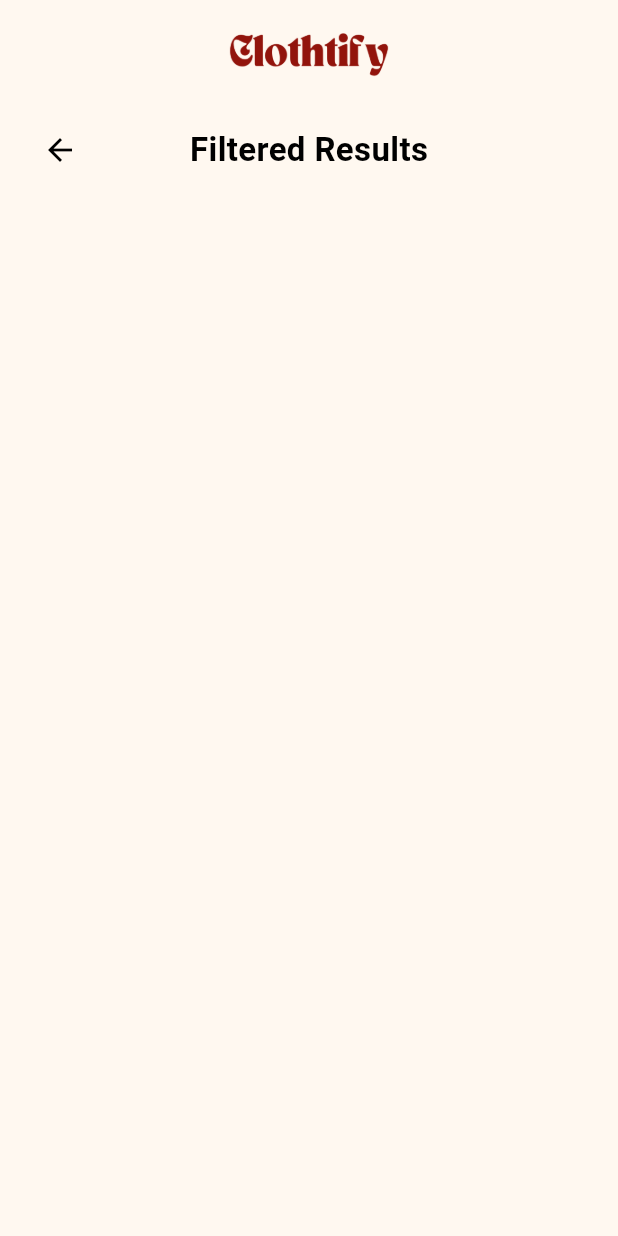
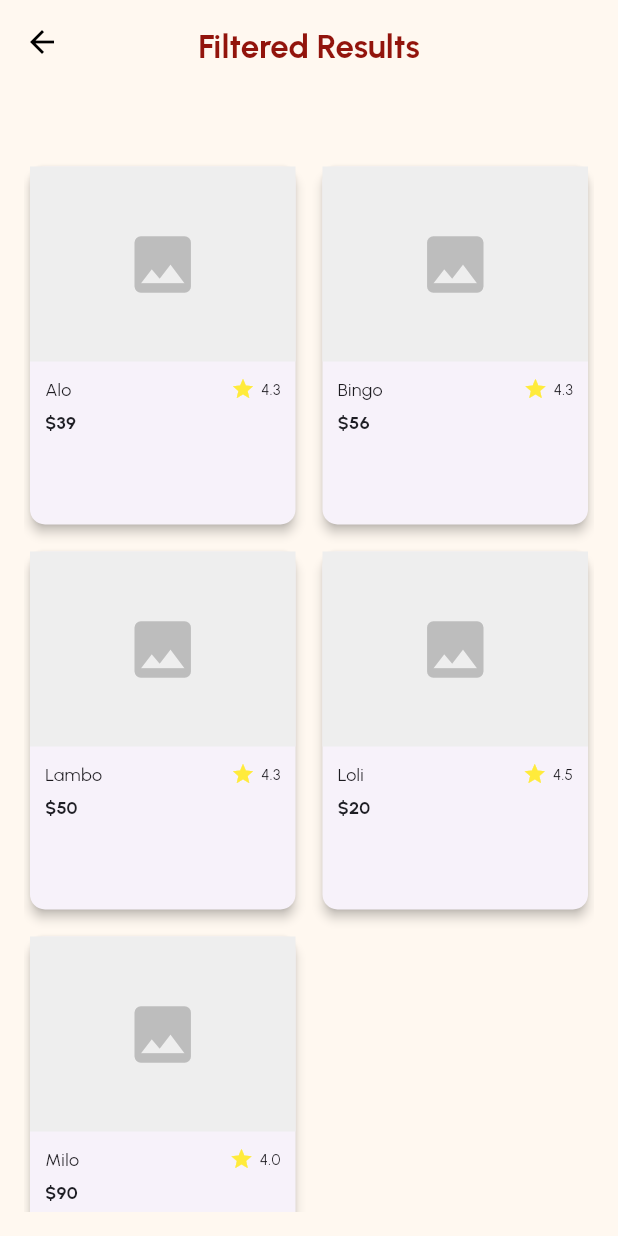
Before and after one commit to Kelompok-2-Mobile-Programming-TI-B-23/Marketplace, a Flutter app: the FilterSortScreen widget shown alone on an empty page, opened directly, after a tap on "Apply", on a phone screen of 412 x 824 dp. Run offline on Flutter 3.47's test engine with Material 3 defaults, Android fonts, the phone set to English and light mode, and no system bars; our stand-ins replace flutter_typeahead, google_fonts.

Commit message:
Edit Search Screen dan Filtered Screen
1. menghilangkan logo clothify di filtered screen dan search screen
2. ubah font
3. nambahin card di filtered screen untuk product yang di filter
4. bikin fungsi buat filter product jadi pas di filtered screen produk yang keluar adalah produk yang dipilih berdasarkan category, gender, price, product's name

```diff
--- a/lib/filter_sort_screen.dart
+++ b/lib/filter_sort_screen.dart
@@ -54,7 +54,7 @@ class _FilterSortScreenState extends State<FilterSortScreen> {
                       const SizedBox(height: 10),
                       _buildFilterSection(
                         'Gender',
-                        ['All', 'Men', 'Women'],
+                        ['All', 'Male', 'Female'],
                         selectedGender,
                         (value) {
                           setState(() {
--- a/lib/filtered_screen.dart
+++ b/lib/filtered_screen.dart
@@ -1,4 +1,6 @@
 import 'package:flutter/material.dart';
+import 'package:marketplace/search_screen.dart';
+import 'widgets/product_card.dart';
 
 class FilteredScreen extends StatefulWidget {
   final String category;
@@ -19,56 +21,139 @@ class FilteredScreen extends StatefulWidget {
 }
 
 class _FilteredScreenState extends State<FilteredScreen> {
+  bool _isAscending = true;
+
+  final List<Map<String, dynamic>> products = [
+    {
+      'name': 'Loli',
+      'price': '\$20',
+      'rating': 4.5,
+      'image': 'assets/product1.png',
+      'category': 'Shirt',
+      'gender': 'Male',
+    },
+    {
+      'name': 'Milo',
+      'price': '\$90',
+      'rating': 4.0,
+      'image': 'assets/product2.png',
+      'category': 'Shirt',
+      'gender': 'Female',
+    },
+    {
+      'name': 'Alo',
+      'price': '\$39',
+      'rating': 4.3,
+      'image': 'assets/product3.png',
+      'category': 'Pants',
+      'gender': 'Male',
+    },
+    {
+      'name': 'Bingo',
+      'price': '\$56',
+      'rating': 4.3,
+      'image': 'assets/product3.png',
+      'category': 'Accessories',
+      'gender': 'Male',
+    },
+    {
+      'name': 'Lambo',
+      'price': '\$50',
+      'rating': 4.3,
+      'image': 'assets/product3.png',
+      'category': 'Accessories',
+      'gender': 'Male',
+    },
+  ];
+
+  List<Map<String, dynamic>> _filterProducts() {
+    List<Map<String, dynamic>> filteredProducts = products.where((product) {
+      bool matchesCategory =
+          widget.category.isEmpty || product['category'] == widget.category;
+      bool matchesGender = widget.gender.isEmpty ||
+          (product['gender'] == 'Male' || product['gender'] == 'Female');
+      bool matchesPriceRange = widget.priceRange.isEmpty ||
+          _isProductInPriceRange(product['price'], widget.priceRange);
+      bool matchesProductName = widget.productName.isEmpty ||
+          product['name']
+              .toLowerCase()
+              .contains(widget.productName.toLowerCase());
+
+      return matchesCategory &&
+          matchesGender &&
+          matchesPriceRange &&
+          matchesProductName;
+    }).toList();
+
+    // Sort by name (A-Z or Z-A based on _isAscending)
+    filteredProducts.sort((a, b) {
+      return _isAscending
+          ? a['name'].compareTo(b['name']) // Ascending (A-Z)
+          : b['name'].compareTo(a['name']); // Descending (Z-A)
+    });
+
+    return filteredProducts;
+  }
+
+  bool _isProductInPriceRange(String productPrice, String priceRange) {
+    if (priceRange.contains('-')) {
+      double price =
+          double.parse(productPrice.replaceAll(RegExp(r'[^0-9]'), ''));
+      List<String> rangeParts = priceRange.replaceAll('\$', '').split(' - ');
+      double minPrice = double.parse(rangeParts[0]);
+      double maxPrice = double.parse(rangeParts[1]);
+      return price >= minPrice && price <= maxPrice;
+    }
+    return true;
+  }
+
   @override
   Widget build(BuildContext context) {
+    List<Map<String, dynamic>> filteredProducts = _filterProducts();
+
     return Scaffold(
       backgroundColor: const Color(0xFFFFF8F0),
+      appBar: AppBar(
+        backgroundColor: const Color(0xFFFFF8F0),
+        leading: IconButton(
+          icon: const Icon(Icons.arrow_back, color: Colors.black),
+          onPressed: () {
+            Navigator.pushReplacement(
+              context,
+              MaterialPageRoute(builder: (context) => const SearchPage()),
+            );
+          },
+        ),
+        title: Column(
+          mainAxisAlignment: MainAxisAlignment.center,
+          children: [
+            const SizedBox(height: 5), // Reduce space here
+            const Text(
+              'Filtered Results',
+              style: TextStyle(
+                fontSize: 22,
+                fontWeight: FontWeight.bold,
+                color: Color(0xFF92140C),
+              ),
+            ),
+          ],
+        ),
+        centerTitle: true,
+        bottom: PreferredSize(
+          preferredSize: Size.fromHeight(5.0), // Adjust height as needed
+          child: Container(
+            height: 5.0, // Reduce the height
+            color: Colors.transparent,
+          ),
+        ),
+      ),
       body: SafeArea(
         child: Padding(
           padding: const EdgeInsets.all(16.0),
           child: Column(
             crossAxisAlignment: CrossAxisAlignment.start,
             children: [
-              Center(
-                child: Column(
-                  children: [
-                    Image.asset(
-                      'assets/clothify.png',
-                      height: 40,
-                      width: 150,
-                      fit: BoxFit.contain,
-                    ),
-                    const SizedBox(height: 20),
-                    Row(
-                      mainAxisAlignment: MainAxisAlignment.spaceBetween,
-                      children: [
-                        IconButton(
-                          icon:
-                              const Icon(Icons.arrow_back, color: Colors.black),
-                          onPressed: () {
-                            Navigator.pop(context);
-                          },
-                        ),
-                        Expanded(
-                          child: Center(
-                            child: const Text(
-                              'Filtered Results',
-                              style: TextStyle(
-                                fontSize: 22,
-                                fontWeight: FontWeight.bold,
-                                color: Colors.black,
-                              ),
-                            ),
-                          ),
-                        ),
-                        // Empty widget to keep alignment correct
-                        SizedBox(width: 48), // Adjust width as needed
-                      ],
-                    ),
-                  ],
-                ),
-              ),
-              const SizedBox(height: 20),
+              const SizedBox(height: 10),
               SingleChildScrollView(
                 scrollDirection: Axis.horizontal,
                 child: Row(
@@ -82,6 +167,26 @@ class _FilteredScreenState extends State<FilteredScreen> {
                     if (widget.productName.isNotEmpty)
                       _buildFilterItem('Product Name: ${widget.productName}'),
                   ],
+                ),
+              ),
+              const SizedBox(height: 20),
+              Expanded(
+                child: GridView.builder(
+                  gridDelegate: const SliverGridDelegateWithFixedCrossAxisCount(
+                    crossAxisCount: 2,
+                    crossAxisSpacing: 10,
+                    mainAxisSpacing: 10,
+                    childAspectRatio: 0.75,
+                  ),
+                  itemCount: filteredProducts.length,
+                  itemBuilder: (context, index) {
+                    final product = filteredProducts[index];
+                    return ProductCard(
+                      name: product['name'],
+                      price: product['price'],
+                      rating: product['rating'],
+                    );
+                  },
                 ),
               ),
             ],
--- a/lib/main.dart
+++ b/lib/main.dart
@@ -1,18 +1,23 @@
 import 'package:flutter/material.dart';
 import 'filter_sort_screen.dart';
 import 'search_screen.dart';
+import 'package:google_fonts/google_fonts.dart';
 
 void main() {
-  runApp(const MyApp());
+  runApp(MyApp());
 }
 
 class MyApp extends StatelessWidget {
-  const MyApp({super.key});
-
   @override
   Widget build(BuildContext context) {
     return MaterialApp(
       debugShowCheckedModeBanner: false,
+      title: 'Flutter Demo',
+      theme: ThemeData(
+        textTheme: GoogleFonts.urbanistTextTheme(
+          Theme.of(context).textTheme,
+        ),
+      ),
       home: const SearchPage(),
     );
   }
--- a/lib/search_screen.dart
+++ b/lib/search_screen.dart
@@ -36,13 +36,6 @@ class _SearchPageState extends State<SearchPage> {
                 padding: const EdgeInsets.symmetric(horizontal: 20),
                 child: Column(
                   children: [
-                    Image.asset(
-                      'assets/clothify.png',
-                      height: 40,
-                      width: 150,
-                      fit: BoxFit.contain,
-                    ),
-
                     const SizedBox(height: 20),
 
                     // Search bar dan filter button
--- /dev/null
+++ b/lib/widgets/product_card.dart
@@ -0,0 +1,79 @@
+import 'package:flutter/material.dart';
+
+class ProductCard extends StatelessWidget {
+  final String name;
+  final String price;
+  final double rating;
+
+  const ProductCard({
+    required this.name,
+    required this.price,
+    required this.rating,
+  });
+
+  @override
+  Widget build(BuildContext context) {
+    return Card(
+      shape: RoundedRectangleBorder(
+        borderRadius: BorderRadius.circular(10.0),
+      ),
+      elevation: 3,
+      child: Column(
+        children: [
+          Container(
+            height: 130,
+            color: Colors.grey[200],
+            child: Center(
+              child: Icon(
+                Icons.image,
+                size: 50,
+                color: Colors.grey[400],
+              ),
+            ),
+          ),
+          Padding(
+            padding: const EdgeInsets.all(10.0),
+            child: Column(
+              crossAxisAlignment: CrossAxisAlignment.stretch,
+              children: [
+                Row(
+                  mainAxisAlignment: MainAxisAlignment.spaceBetween,
+                  children: [
+                    Expanded(
+                      child: Text(
+                        name,
+                        style: const TextStyle(fontSize: 12),
+                        maxLines: 1,
+                        overflow: TextOverflow.ellipsis,
+                      ),
+                    ),
+                    const SizedBox(width: 5),
+                    Row(
+                      children: [
+                        const Icon(Icons.star, color: Colors.yellow, size: 16),
+                        const SizedBox(width: 4),
+                        Text(
+                          rating.toString(),
+                          style: const TextStyle(fontSize: 10),
+                        ),
+                      ],
+                    ),
+                  ],
+                ),
+                const SizedBox(height: 5),
+                Text(
+                  price,
+                  style: const TextStyle(
+                    color: Color.fromARGB(255, 30, 30, 36),
+                    fontSize: 12,
+                    fontWeight: FontWeight.bold,
+                  ),
+                ),
+              ],
+            ),
+          ),
+        ],
+      ),
+    );
+  }
+}
--- a/pubspec.yaml
+++ b/pubspec.yaml
@@ -39,6 +39,7 @@ dependencies:
 dev_dependencies:
   flutter_test:
     sdk: flutter
+  google_fonts: ^5.0.0
 
   # The "flutter_lints" package below contains a set of recommended lints to
   # encourage good coding practices. The lint set provided by the package is
```
Also changed, not shown: pubspec.lock, 1 other file.
